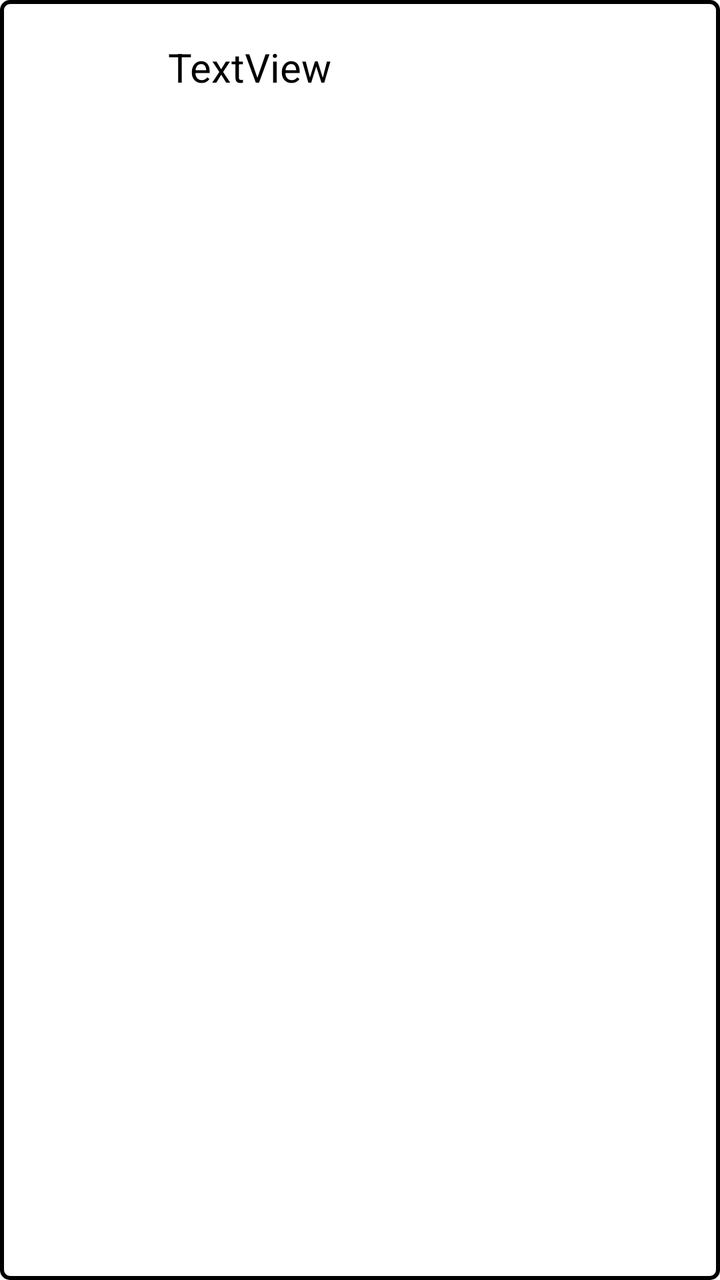
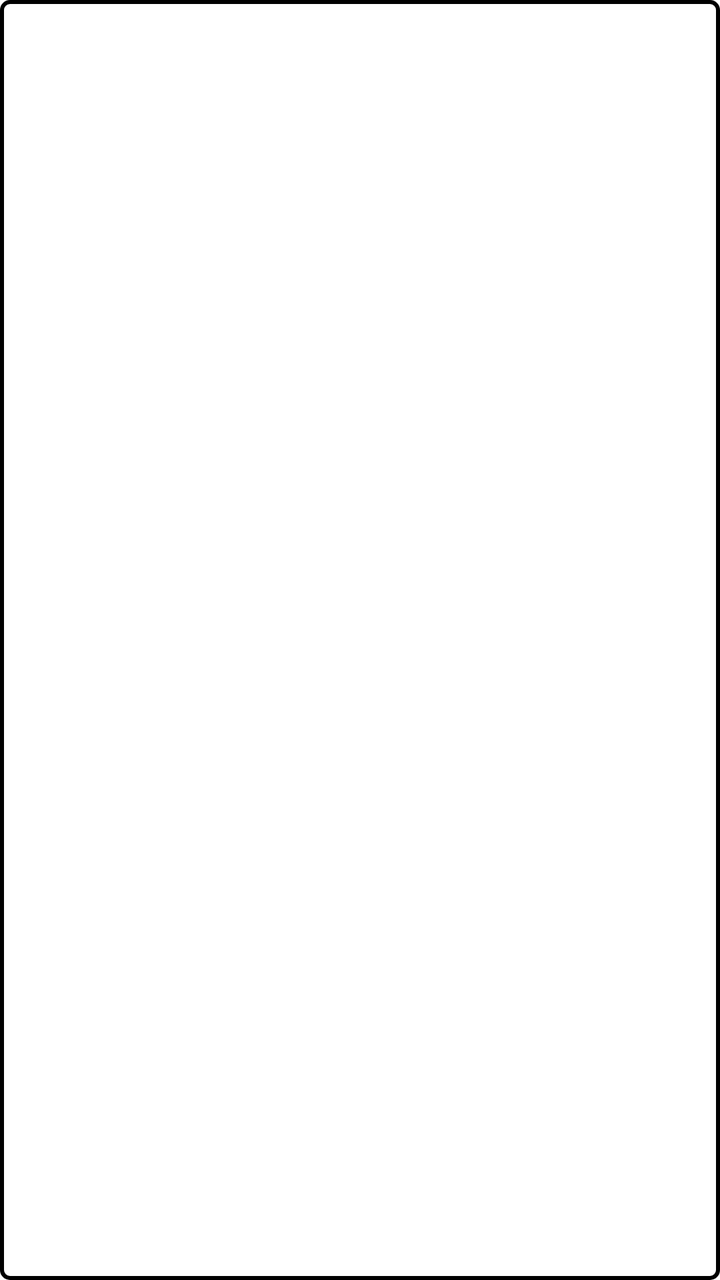

Compare the two renders of this Android layout. The source of the first and the diff that turns it into the second are given below.
<!-- AndroidManifest.xml: application theme AppTheme -->
<!-- res/layout/recycler_view_layout.xml -->
<?xml version="1.0" encoding="utf-8"?>
<androidx.constraintlayout.widget.ConstraintLayout xmlns:android="http://schemas.android.com/apk/res/android"
    xmlns:app="http://schemas.android.com/apk/res-auto"
    xmlns:tools="http://schemas.android.com/tools"
    android:layout_width="match_parent"
    android:layout_height="wrap_content"
    android:background="@drawable/border"
    android:padding="8dp">

    <ImageView
        android:id="@+id/viewDeleteIV"
        android:layout_width="56dp"
        android:layout_height="37dp"
        android:layout_marginStart="8dp"
        android:layout_marginTop="8dp"
        app:layout_constraintStart_toStartOf="parent"
        app:layout_constraintTop_toTopOf="parent"
        app:srcCompat="@drawable/close_app_cross" />

    <TextView
        android:id="@+id/viewMessageTV"
        android:layout_width="88dp"
        android:layout_height="28dp"
        android:layout_marginStart="12dp"
        android:layout_marginTop="12dp"
        android:text="TextView"
        android:textColor="@color/black"
        android:textSize="20sp"
        app:layout_constraintStart_toEndOf="@+id/viewDeleteIV"
        app:layout_constraintTop_toTopOf="parent" />

</androidx.constraintlayout.widget.ConstraintLayout>
<!-- resources referenced by this layout -->
<resources>
  <color name="black">#FF000000</color>
  <!-- drawable border (drawable) -->
  <?xml version="1.0" encoding="utf-8"?>
  <shape xmlns:android="http://schemas.android.com/apk/res/android">
      <solid android:color="@android:color/white" />
      <stroke
          android:color="@android:color/black"
      android:width="2dp" />
      <corners android:radius="4dp" />
  </shape>
  <!-- drawable close_app_cross: png bitmap (drawable, 5612 bytes) -->
  <style name="AppTheme" parent="AppBaseTheme">
      
    </style>
  <style name="AppBaseTheme" parent="android:Theme.Light">
      
    </style>
</resources>

<!-- the commit's change to res/layout/recycler_view_layout.xml (unified diff, before → after) -->
@@ -23,7 +23,7 @@
         android:layout_height="28dp"
         android:layout_marginStart="12dp"
         android:layout_marginTop="12dp"
-        android:text="TextView"
+        android:text=""
         android:textColor="@color/black"
         android:textSize="20sp"
         app:layout_constraintStart_toEndOf="@+id/viewDeleteIV"
